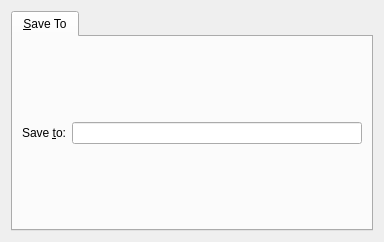
The window that prefdownloaderswidget.ui (Alir3z4/yoDownet) describes before a commit, drawn with Qt 5.
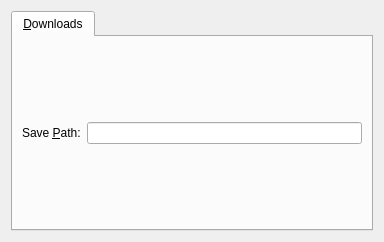
The same window after the commit. Icons and pictures are not drawn. Custom widgets are drawn as their Qt base class.

Commit message: changinf names/title to more suitable and also savePath() added to return save path :D from browType

The edit to the form file:
```diff
--- a/prefdownloaderswidget.ui
+++ b/prefdownloaderswidget.ui
@@ -26,13 +26,13 @@
      </property>
      <widget class="QWidget" name="saveToTab">
       <attribute name="title">
-       <string>&amp;Save To</string>
+       <string>&amp;Downloads</string>
       </attribute>
       <layout class="QGridLayout" name="SaveToTabGridLayout">
        <item row="0" column="0">
         <widget class="QLabel" name="saveToLabel">
          <property name="text">
-          <string>Save &amp;to:</string>
+          <string>Save &amp;Path:</string>
          </property>
          <property name="buddy">
           <cstring>saveToEdit</cstring>
```
Left out of the diff: 8 changed lines with no effect on the pictures. The commit also changes 2 other files.
